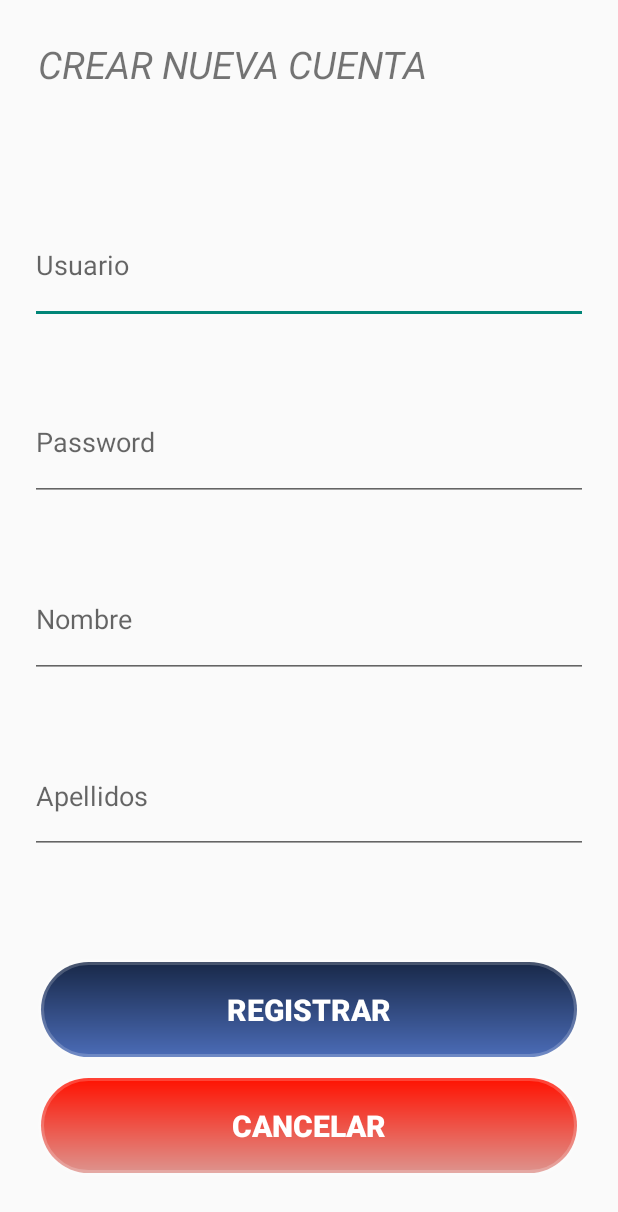
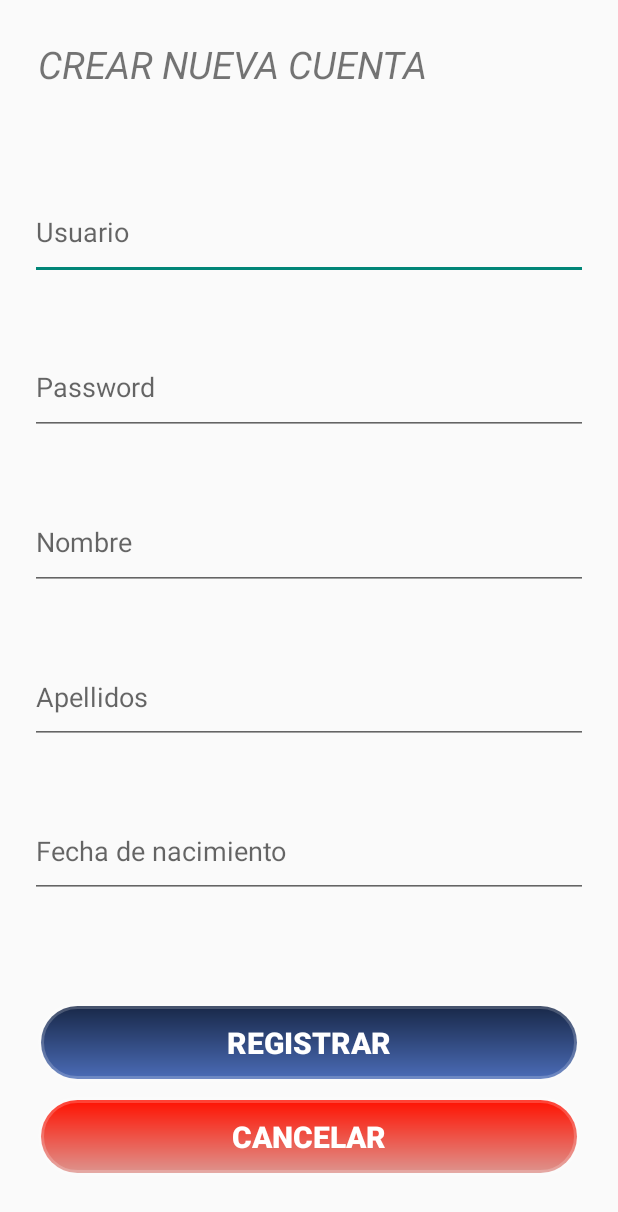
Before and after one commit to carlosorbegoso/ProyectoAppMoviles, an Android app: the Registrar screen opened directly, with no data from a screen before it, on a phone screen of 412 x 824 dp. Shown: the top 1212 px of the screen. Run offline under Robolectric (Android 15) with nearby library versions, the phone set to English and light mode, and no system bars; Roboto replaces fonts that are not available here.

Commit message:
Agrego campo para la fecha

```diff
--- a/app/src/main/java/com/empresa/appglovodb/Registrar.java
+++ b/app/src/main/java/com/empresa/appglovodb/Registrar.java
@@ -2,15 +2,20 @@ package com.empresa.appglovodb;
 
 import androidx.appcompat.app.AppCompatActivity;
 
+import android.app.DatePickerDialog;
 import android.content.Intent;
 import android.os.Bundle;
 import android.view.View;
 import android.widget.Button;
+import android.widget.DatePicker;
 import android.widget.EditText;
 import android.widget.Toast;
 
+import java.util.Calendar;
+
 public class Registrar extends AppCompatActivity implements View.OnClickListener {
-    EditText us, pas, nom, ap;
+    DatePickerDialog.OnDateSetListener setListener;
+    EditText us, pas, nom, ap, etDate;
     Button reg, can;
     daoUsuario dao;
 
@@ -22,11 +27,32 @@ public class Registrar extends AppCompatActivity implements View.OnClickListener
         pas =(EditText) findViewById(R.id.RegPass);
         nom =(EditText) findViewById(R.id.RegNombre);
         ap =(EditText) findViewById(R.id.RegApellido);
+        etDate =(EditText) findViewById(R.id.et_date);
         reg =(Button) findViewById(R.id.btnRegRegistrar);
         can =(Button) findViewById(R.id.btnRegCancelar);
         reg.setOnClickListener(this);
         can.setOnClickListener(this);
         dao = new daoUsuario(this);
+        Calendar calendar = Calendar.getInstance();
+        final int year = calendar.get(Calendar.YEAR);
+        final int month = calendar.get(Calendar.MONTH);
+        final int day = calendar.get(Calendar.DAY_OF_MONTH);
+
+        etDate.setOnClickListener(new View.OnClickListener() {
+            @Override
+            public void onClick(View v) {
+                DatePickerDialog datePickerDialog = new DatePickerDialog(
+                        Registrar.this, new DatePickerDialog.OnDateSetListener() {
+                            @Override
+                            public void onDateSet(DatePicker view, int year, int month, int day) {
+                                month = month + 1;
+                                String date = year + "/" + month + "/" + day;
+                                etDate.setText(date);
+                            }
+                }, year, month, day);
+                datePickerDialog.show();
+            }
+        });
 
     }
 
@@ -59,4 +85,5 @@ public class Registrar extends AppCompatActivity implements View.OnClickListener
            }
        }
 
+
     }
--- a/app/src/main/res/layout/activity_registrar.xml
+++ b/app/src/main/res/layout/activity_registrar.xml
@@ -54,6 +54,17 @@
         android:hint="Apellidos"
         android:inputType="textPersonName"/>
 
+    <EditText
+        android:id="@+id/et_date"
+        android:layout_width="match_parent"
+        android:layout_height="match_parent"
+        android:layout_margin="20dp"
+        android:layout_weight="1"
+        android:clickable="false"
+        android:focusable="false"
+        android:hint="Fecha de nacimiento" />
+
+
     <Button
         android:id="@+id/btnRegRegistrar"
         android:layout_width="match_parent"
```
